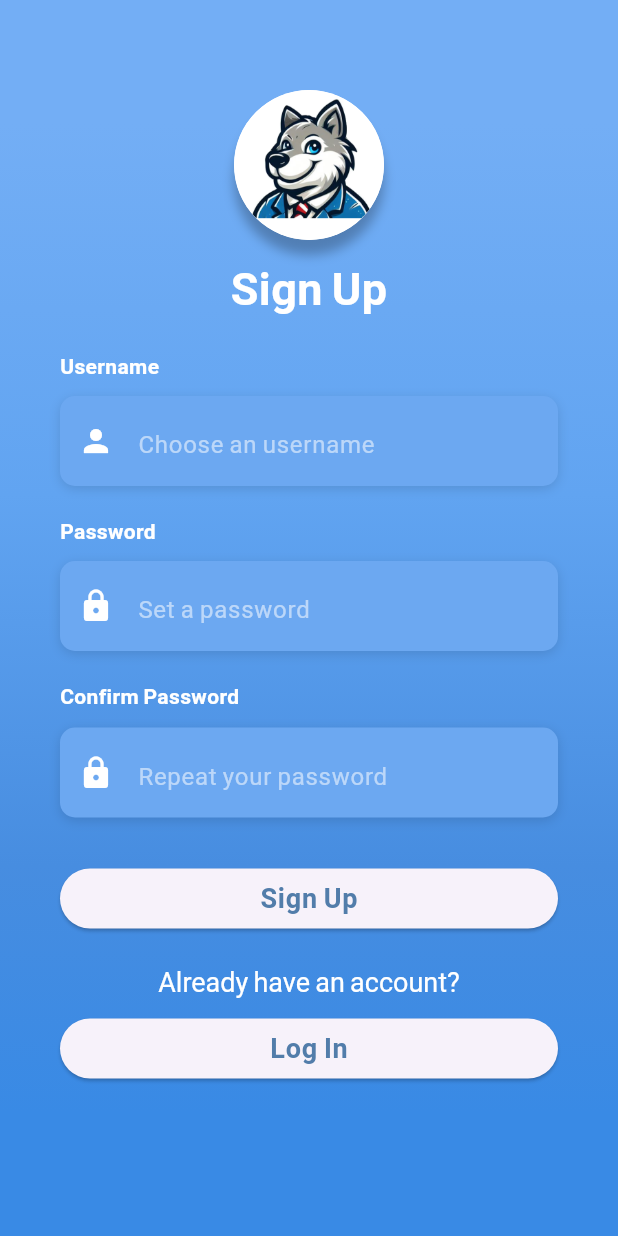
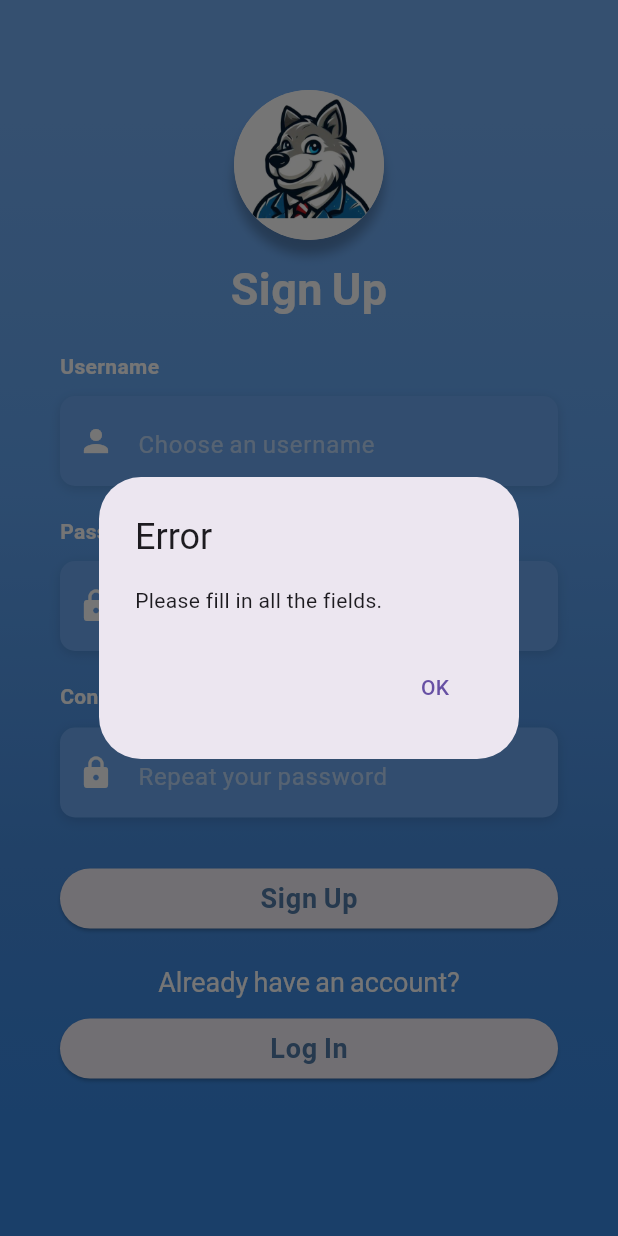
Before and after one commit to MogaDenis/ByteWolves, a Flutter app: the SignUpScreen screen opened directly, after a tap on "Sign Up", on a phone screen of 412 x 824 dp. Run offline on Flutter 3.47's test engine with Material 3 defaults, Android fonts, the phone set to English and light mode, and no system bars; our stand-ins replace dio, google_fonts, youtube_player_flutter; missing offline and left inert: level_map; Roboto replaces fonts that are missing (OpenSans).

Commit message:
Implemented sign in/sing up through the screens. The authentication is in the front end for now, this is not necessary the final solution.

```diff
--- a/lib/main.dart
+++ b/lib/main.dart
@@ -130,7 +130,7 @@ class _MyHomePageState extends State<MyHomePage> {
                   const SizedBox(height: 20),
                   ElevatedButton(
                     onPressed: () async {
-                      final user = await UserService().getById(1);
+                      final user = await UserService().getById(2);
                       Navigator.of(context).push(MaterialPageRoute(
                           builder: (context) => ProfileScreen(
                             user: user
--- a/lib/screens/signup_screen.dart
+++ b/lib/screens/signup_screen.dart
@@ -1,6 +1,10 @@
 import 'package:byte_wolves/constants/constants.dart';
+import 'package:byte_wolves/models/user.dart';
 import 'package:byte_wolves/screens/login_screen.dart';
 import 'package:flutter/material.dart';
+import 'package:byte_wolves/service/logging_service.dart';
+
+import 'levels_map.dart';
 
 class SignUpScreen extends StatefulWidget {
   const SignUpScreen({super.key});
@@ -127,7 +131,63 @@ class _SignUpScreenState extends State<SignUpScreen> {
       padding: const EdgeInsets.symmetric(vertical: 10.0),
       width: double.infinity,
       child: ElevatedButton(
-        onPressed: () {}, // TODO
+        // Sign up the user.
+        onPressed: () {
+          String username = _usernameTextFieldController.text;
+          String password = _passwordTextFieldController.text;
+          String confirmPassword = _confirmPasswordTextFieldController.text;
+          if (username.isEmpty || password.isEmpty || confirmPassword.isEmpty) {
+            // Show an error message if the fields are empty.
+            showDialog(
+              context: context,
+              builder: (context) {
+                return AlertDialog(
+                  title: const Text('Error'),
+                  content: const Text('Please fill in all the fields.'),
+                  actions: <Widget>[
+                    TextButton(
+                      onPressed: () {
+                        Navigator.of(context).pop();
+                      },
+                      child: const Text('OK'),
+                    ),
+                  ],
+                );
+              },
+            );
+          } else if (password != confirmPassword) {
+            // Show an error message if the passwords do not match.
+            showDialog(
+              context: context,
+              builder: (context) {
+                return AlertDialog(
+                  title: const Text('Error'),
+                  content: const Text('Passwords do not match.'),
+                  actions: <Widget>[
+                    TextButton(
+                      onPressed: () {
+                        Navigator.of(context).pop();
+                      },
+                      child: const Text('OK'),
+                    ),
+                  ],
+                );
+              },
+            );
+          } else {
+            //send the user credentials to the server
+            User user = User(
+                id: 0,
+                email: '$username@byte-wolves.com',
+                username: username,
+                password: password,
+                lectures: 0,
+                experience: 0,
+                level: 1);
+            signUp(user);
+            Navigator.of(context).push(MaterialPageRoute(
+                builder: (context) => const LevelMapPage(currentLevel: 1)));
+        }},
         child: const Text(
           'Sign Up',
           style: TextStyle(
```
Also changed, not shown: lib/screens/login_screen.dart (+59 -1 lines), lib/screens/profile_screen.dart (+5 -5 lines), lib/service/logging_service.dart (added, +25 -0 lines).
